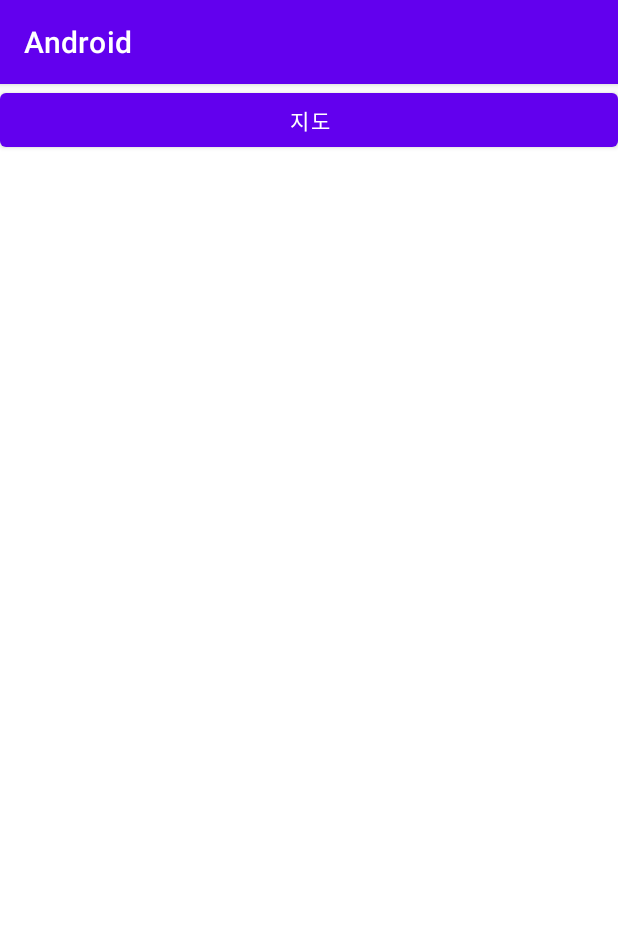
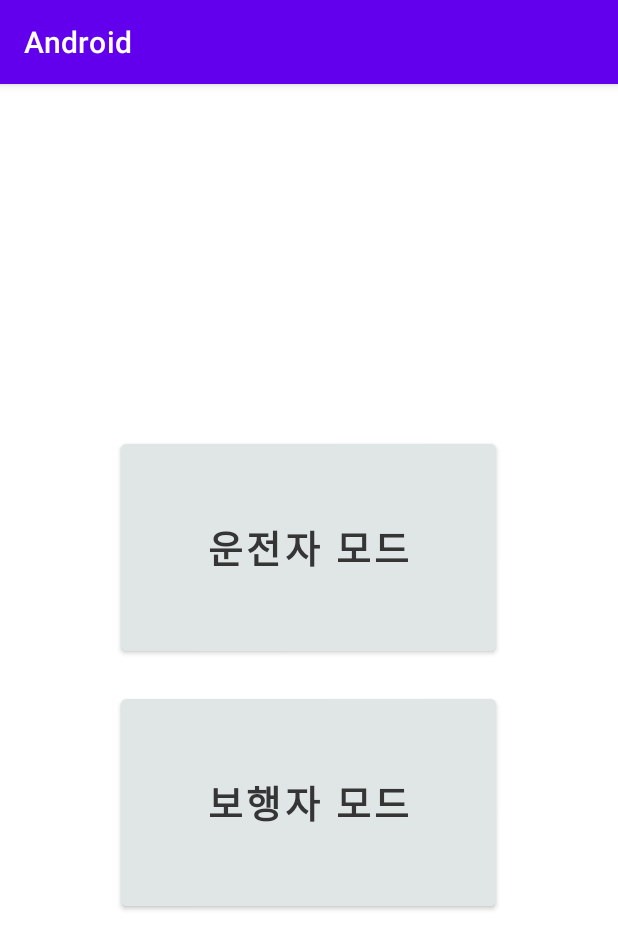
Before and after one commit to CapstoneDesignProject1-Team7/Android, an Android app: the screen it shows after launch (MainActivity), on a phone screen of 412 x 824 dp. Shown: the top 949 px of the screen. Run offline under Robolectric (Android 15) with nearby library versions, the phone set to English and light mode, and no system bars.

Commit message:
button : driver + walker

```diff
--- a/app/src/main/java/com/example/android/MainActivity.java
+++ b/app/src/main/java/com/example/android/MainActivity.java
@@ -25,14 +25,21 @@ public class MainActivity extends AppCompatActivity {
 
         checkPermission();
 
-        Button btn = findViewById(R.id.gotoMap);
-        btn.setOnClickListener(
+        Button btn_driver = findViewById(R.id.gotoMap_driver);
+        btn_driver.setOnClickListener(
                 view -> {
                     Intent intent = new Intent(MainActivity.this, MapActivity.class);
                     startActivity(intent);
                 }
         );
 
+        Button btn_walker = findViewById(R.id.gotoMap_walker);
+        btn_walker.setOnClickListener(
+                view -> {
+                    Intent intent = new Intent(MainActivity.this, MapActivity.class);
+                    startActivity(intent);
+                }
+        );
     }
     public void checkPermission(){
         //현재 안드로이드 버전이 6.0미만이면 메서드를 종료한다.
--- a/app/src/main/res/layout/activity_main.xml
+++ b/app/src/main/res/layout/activity_main.xml
@@ -4,14 +4,31 @@
     xmlns:tools="http://schemas.android.com/tools"
     android:layout_width="match_parent"
     android:layout_height="match_parent"
+    android:gravity="center"
     tools:context=".MainActivity"
     android:orientation="vertical">
 
     <Button
-        android:id="@+id/gotoMap"
-        android:layout_width="match_parent"
-        android:layout_height="wrap_content"
-        android:text="지도"
-        />
+        android:id="@+id/gotoMap_driver"
+        android:layout_width="250dp"
+        android:layout_height="150dp"
+        android:layout_gravity="center_horizontal"
+        android:layout_marginVertical="20dp"
+        android:backgroundTint="#E0E6E6"
+        android:text="@string/driver_button"
+        android:textColor="#353535"
+        android:textSize="25sp"
+        android:textStyle="bold" />
+
+    <Button
+        android:id="@+id/gotoMap_walker"
+        android:layout_width="250dp"
+        android:layout_height="150dp"
+        android:layout_gravity="center_horizontal"
+        android:backgroundTint="#E0E6E6"
+        android:text="@string/walker_button"
+        android:textColor="#353535"
+        android:textSize="25sp"
+        android:textStyle="bold" />
 
 </LinearLayout>
--- a/app/src/main/res/values/strings.xml
+++ b/app/src/main/res/values/strings.xml
@@ -1,3 +1,5 @@
 <resources>
     <string name="app_name">Android</string>
+    <string name="driver_button">운전자 모드</string>
+    <string name="walker_button">보행자 모드</string>
 </resources>
```
